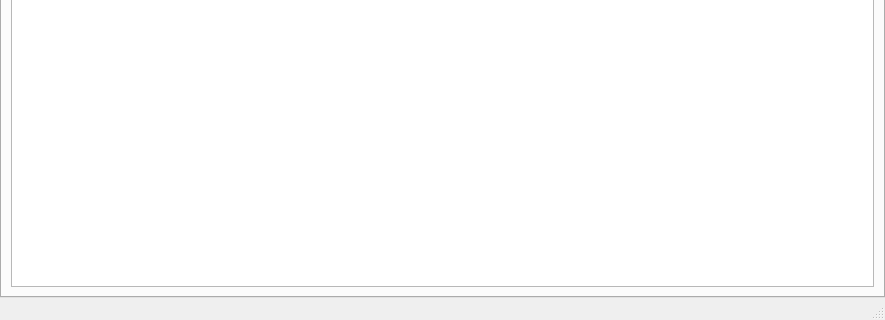
Qt form src/bitmessageqt/bitmessageui.ui (tigerbunny/bitmessage) before a commit; both pictures show x 0 to 885 and y 260 to 580 of the 885 by 580 pixel window.
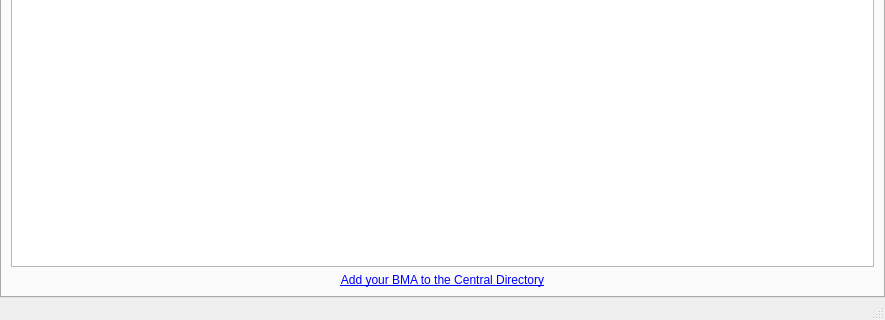
The same form after that commit. Icons and pictures are not drawn.

Commit message: include external links

Patch:
```diff
--- a/src/bitmessageqt/bitmessageui.ui
+++ b/src/bitmessageqt/bitmessageui.ui
@@ -451,6 +451,19 @@
           </column>
          </widget>
         </item>
+        <item>
+         <widget class="QLabel" name="label_7">
+          <property name="text">
+           <string>&lt;a href=&quot;http://findbma.com/user/register&quot;&gt;Add your BMA to the Central Directory&lt;/a&gt;</string>
+          </property>
+          <property name="alignment">
+           <set>Qt::AlignCenter</set>
+          </property>
+          <property name="openExternalLinks">
+           <bool>true</bool>
+          </property>
+         </widget>
+        </item>
        </layout>
       </widget>
       <widget class="QWidget" name="sent">
```
The commit also changes 2 other files.
